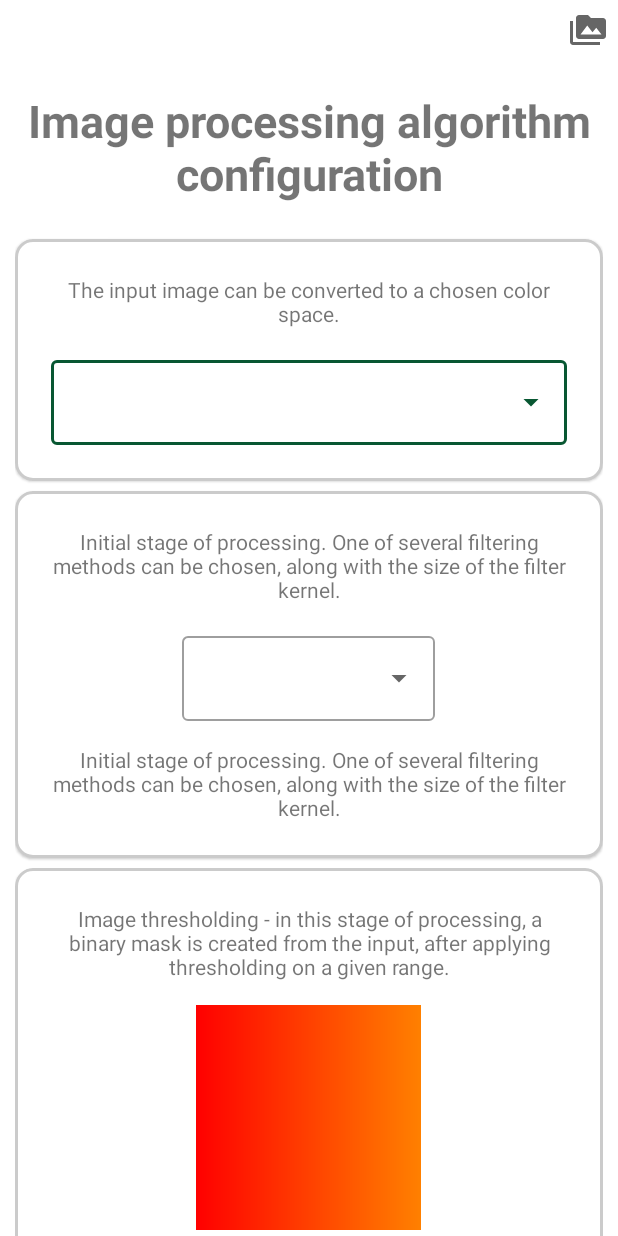
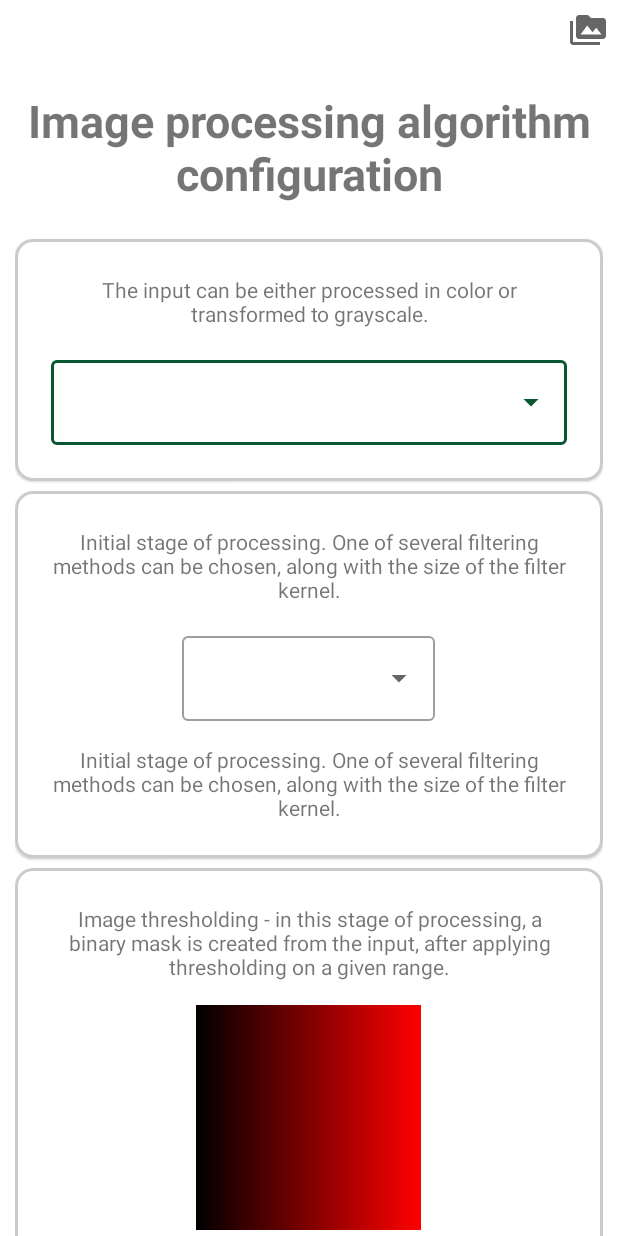
Before and after one commit to kamieniarzk/image-processor, an Android app: the screen it shows after launch (MainActivity), on a phone screen of 412 x 824 dp. Run offline under Robolectric (Android 15) with nearby library versions, the phone set to English and light mode, and no system bars.

Commit message:
color space rework

```diff
--- a/app/build.gradle
+++ b/app/build.gradle
@@ -37,7 +37,7 @@ dependencies {
     implementation 'androidx.appcompat:appcompat:1.3.0'
     implementation 'com.google.android.material:material:1.3.0'
     implementation 'androidx.constraintlayout:constraintlayout:2.0.4'
-    implementation project(path: ':openCVLibrary343')
+    implementation project(path: ':openCVLibrary3414')
     implementation 'androidx.recyclerview:recyclerview:1.2.1'
     implementation 'androidx.cardview:cardview:1.0.0'
     compileOnly "org.projectlombok:lombok:1.18.20"
--- a/app/src/main/AndroidManifest.xml
+++ b/app/src/main/AndroidManifest.xml
@@ -28,7 +28,8 @@
         android:theme="@style/AppTheme">
         <activity android:name=".PlayerActivity"></activity>
         <activity android:name=".GalleryActivity" />
-        <activity android:name=".CamActivity"/>
+        <activity android:name=".CamActivity"
+            android:screenOrientation="landscape"/>
         <activity
             android:name=".CameraActivity"
             android:configChanges="orientation|screenSize" />
--- a/app/src/main/java/com/example/rt_image_processing/MainActivity.java
+++ b/app/src/main/java/com/example/rt_image_processing/MainActivity.java
@@ -1,16 +1,12 @@
 package com.example.rt_image_processing;
 
 
-
 import android.content.Intent;
-
 import android.graphics.Color;
 import android.graphics.drawable.GradientDrawable;
 import android.os.Bundle;
-
 import android.text.InputType;
 import android.view.View;
-import android.widget.AdapterView;
 import android.widget.ArrayAdapter;
 import android.widget.AutoCompleteTextView;
 import android.widget.Button;
@@ -25,10 +21,7 @@ import com.example.rt_image_processing.model.ColorSpace;
 import com.example.rt_image_processing.model.FilterMode;
 import com.google.android.material.slider.Slider;
 
-
 import java.util.List;
-
-import lombok.Getter;
 
 public class MainActivity extends AppCompatActivity {
     private static final List<Integer> KERNEL_SIZES = List.of(3, 5, 7, 9);
@@ -41,7 +34,7 @@ public class MainActivity extends AppCompatActivity {
     private FilterMode mFilterMode;
     private Slider mHueSlider;
     private Slider mRadiusSlider;
-    private int mHueValue;
+    private int mThresholdValue;
     private View mHueGradientView;
     private GradientDrawable mGradientDrawable;
     private int mThresholdingRadius;
@@ -55,8 +48,17 @@ public class MainActivity extends AppCompatActivity {
         super.onCreate(savedInstanceState);
         setContentView(R.layout.activity_main);
 
+        initializeLayout();
+    }
+
+    private void initializeLayout() {
         initializeButtons();
-        initializeFilterMode();
+        initializeFilterModeCardView();
+        initializeKernelSizeSpinner();
+        initializeColorSpaceSpinner();
+        initializeGradientView();
+        initializeThresholdSlider();
+        initializeRadiusSlider();
     }
 
     private void initializeButtons() {
@@ -65,78 +67,6 @@ public class MainActivity extends AppCompatActivity {
 
         Button cameraButton = findViewById(R.id.cameraButton);
         cameraButton.setOnClickListener(view -> openCamera());
-    }
-
-    private void initializeFilterMode() {
-        mFilterSizeSelectorLayout = findViewById(R.id.sizeSelectorLayout);
-        mFilterSizeSelectorLayout.setVisibility(View.GONE);
-        mFilterDescriptionTextView = findViewById(R.id.filterDescriptionText);
-
-        AutoCompleteTextView filterModeSpinner = findViewById(R.id.filterModeSpinner);
-        final FilterMode[] filterModes = FilterMode.values();
-        ArrayAdapter<FilterMode> modeAdapter = new ArrayAdapter<>(this, R.layout.list_item, filterModes);
-        filterModeSpinner.setAdapter(modeAdapter);
-        filterModeSpinner.setOnItemClickListener(new AdapterView.OnItemClickListener() {
-             @Override
-             public void onItemClick(AdapterView<?> adapterView, View view, int i, long l) {
-                 mFilterMode = filterModes[i];
-                 if (mFilterMode == FilterMode.NONE) {
-                     mFilterDescriptionTextView.setVisibility(View.GONE);
-                     mFilterSizeSelectorLayout.setVisibility(View.GONE);
-                 } else {
-                     mFilterDescriptionTextView.setText(KERNEL_TYPES[i-1]);
-                     mFilterDescriptionTextView.setVisibility(View.VISIBLE);
-                     mFilterSizeSelectorLayout.setVisibility(View.VISIBLE);
-                 }
-             }
-         });
-
-        AutoCompleteTextView kernelSizeSpinner = findViewById(R.id.kernelSizeSpinner);
-
-        ArrayAdapter<Integer> sizeAdapter = new ArrayAdapter<>(this, R.layout.list_item, KERNEL_SIZES);
-        kernelSizeSpinner.setAdapter(sizeAdapter);
-        kernelSizeSpinner.setOnItemClickListener(new AdapterView.OnItemClickListener() {
-            @Override
-            public void onItemClick(AdapterView<?> adapterView, View view, int i, long l) {
-                mKernelSize = KERNEL_SIZES.get(i);
-            }
-        });
-
-        AutoCompleteTextView colorSpaceSpinner = findViewById(R.id.colorSpaceSpinner);
-        colorSpaceSpinner.setInputType(InputType.TYPE_NULL);
-
-        ColorSpace[] colorSpaces = ColorSpace.values();
-
-        ArrayAdapter<ColorSpace> colorSpaceAdapter = new ArrayAdapter<>(this, R.layout.list_item, colorSpaces);
-        colorSpaceSpinner.setAdapter(colorSpaceAdapter);
-        colorSpaceSpinner.setOnItemClickListener(new AdapterView.OnItemClickListener() {
-            @Override
-            public void onItemClick(AdapterView<?> adapterView, View view, int i, long l) {
-                mColorSpace = colorSpaces[i];
-                Toast.makeText(MainActivity.this, "colorSpace = " + mColorSpace.name(), Toast.LENGTH_SHORT).show();
-            }
-        });
-
-        mGradientDrawable = new GradientDrawable(
-                GradientDrawable.Orientation.LEFT_RIGHT,
-                new int[] {convertScalarHsv2Rgba(-15), convertScalarHsv2Rgba(15)});
-
-        mHueGradientView = findViewById(R.id.hueGradientView);
-        mHueGradientView.setBackground(mGradientDrawable);
-
-        mHueSlider = findViewById(R.id.hueSlider);
-        mHueSlider.addOnChangeListener((slider, value, fromUser) -> {
-            mHueValue = (int) value;
-            mGradientDrawable.setColors(new int[] {convertScalarHsv2Rgba(mHueValue - mThresholdingRadius),
-                                                   convertScalarHsv2Rgba(mHueValue + mThresholdingRadius)});
-        });
-
-        mRadiusSlider = findViewById(R.id.thresholdRadius);
-        mRadiusSlider.addOnChangeListener((slider, value, fromUser) -> {
-            mThresholdingRadius = (int) value;
-            mGradientDrawable.setColors(new int[] {convertScalarHsv2Rgba(mHueValue - mThresholdingRadius),
-                    convertScalarHsv2Rgba(mHueValue + mThresholdingRadius)});
-        });
     }
 
     private void openCamera() {
@@ -148,7 +78,7 @@ public class MainActivity extends AppCompatActivity {
         intent.putExtra("kernelSize", mKernelSize);
         intent.putExtra("filterMode", mFilterMode.getValue());
         intent.putExtra("colorSpace", mColorSpace.getValue());
-        intent.putExtra("hueValue", mHueValue);
+        intent.putExtra("hueValue", mThresholdValue);
         intent.putExtra("hueRadius", mThresholdingRadius);
         startActivity(intent);
         Toast.makeText(MainActivity.this, "put filterMode as " + mFilterMode.getValue(), Toast.LENGTH_LONG);
@@ -159,7 +89,84 @@ public class MainActivity extends AppCompatActivity {
         startActivity(intent);
     }
 
-    private int convertScalarHsv2Rgba(float mHueValue) {
+    private void initializeFilterModeCardView() {
+        mFilterSizeSelectorLayout = findViewById(R.id.sizeSelectorLayout);
+        mFilterSizeSelectorLayout.setVisibility(View.GONE);
+        mFilterDescriptionTextView = findViewById(R.id.filterDescriptionText);
+
+        AutoCompleteTextView filterModeSpinner = findViewById(R.id.filterModeSpinner);
+        final FilterMode[] filterModes = FilterMode.values();
+        ArrayAdapter<FilterMode> modeAdapter = new ArrayAdapter<>(this, R.layout.list_item, filterModes);
+        filterModeSpinner.setAdapter(modeAdapter);
+        filterModeSpinner.setOnItemClickListener((adapterView, view, i, l) -> {
+            mFilterMode = filterModes[i];
+            if (mFilterMode == FilterMode.NONE) {
+                mFilterDescriptionTextView.setVisibility(View.GONE);
+                mFilterSizeSelectorLayout.setVisibility(View.GONE);
+            } else {
+                mFilterDescriptionTextView.setText(KERNEL_TYPES[i-1]);
+                mFilterDescriptionTextView.setVisibility(View.VISIBLE);
+                mFilterSizeSelectorLayout.setVisibility(View.VISIBLE);
+            }
+        });
+    }
+
+    private void initializeKernelSizeSpinner() {
+        AutoCompleteTextView kernelSizeSpinner = findViewById(R.id.kernelSizeSpinner);
+
+        ArrayAdapter<Integer> sizeAdapter = new ArrayAdapter<>(this, R.layout.list_item, KERNEL_SIZES);
+        kernelSizeSpinner.setAdapter(sizeAdapter);
+        kernelSizeSpinner.setOnItemClickListener((adapterView, view, i, l) -> mKernelSize = KERNEL_SIZES.get(i));
+    }
+
+    private void initializeColorSpaceSpinner() {
+        AutoCompleteTextView colorSpaceSpinner = findViewById(R.id.colorSpaceSpinner);
+        colorSpaceSpinner.setInputType(InputType.TYPE_NULL);
+
+        ColorSpace[] colorSpaces = ColorSpace.values();
+
+        ArrayAdapter<ColorSpace> colorSpaceAdapter = new ArrayAdapter<>(this, R.layout.list_item, colorSpaces);
+        colorSpaceSpinner.setAdapter(colorSpaceAdapter);
+        colorSpaceSpinner.setOnItemClickListener((adapterView, view, i, l) -> {
+            mColorSpace = colorSpaces[i];
+            Toast.makeText(MainActivity.this, "colorSpace = " + mColorSpace.name(), Toast.LENGTH_SHORT).show();
+        });
+    }
+
+    private void initializeGradientView() {
+        mGradientDrawable = new GradientDrawable(
+                GradientDrawable.Orientation.LEFT_RIGHT,
+                new int[] {normalizeColor(0), convertColorSpace(255)});
+
+        mHueGradientView = findViewById(R.id.hueGradientView);
+        mHueGradientView.setBackground(mGradientDrawable);
+    }
+
+    private void initializeThresholdSlider() {
+        mHueSlider = findViewById(R.id.thresholdSlider);
+        mHueSlider.addOnChangeListener((slider, value, fromUser) -> {
+            mThresholdValue = (int) value;
+            setGradientColor(value);
+        });
+
+        mHueSlider.setValueFrom(0);
+
+        if (mColorSpace == ColorSpace.COLOR) {
+            mHueSlider.setValueTo(255);
+        } else {
+            mHueSlider.setValueTo(179);
+        }
+    }
+
+    private void initializeRadiusSlider() {
+        mRadiusSlider = findViewById(R.id.radiusSlider);
+        mRadiusSlider.addOnChangeListener((slider, value, fromUser) -> {
+            mThresholdingRadius = (int) value;
+            setGradientColor(value);
+        });
+    }
+
+    private int convertColorSpace(float mHueValue) {
         if (mHueValue < 0) {
             mHueValue = 180 - mHueValue;
         } else if (mHueValue >= 180) {
@@ -168,4 +175,27 @@ public class MainActivity extends AppCompatActivity {
         float[] hsv = new float[] {mHueValue * 2, 100, 100};
         return Color.HSVToColor(hsv);
     }
+
+    private void setGradientColor(float value) {
+        mGradientDrawable.setColors(new int[] {normalizeColor(value - mThresholdingRadius), normalizeColor(value + mThresholdingRadius)});
+    }
+
+    private int normalizeColor(float value) {
+        if (mColorSpace == ColorSpace.COLOR) {
+            if (value < 0) {
+                value = 180 - value;
+            } else if (value > 179) {
+                value = 180 - value;
+            }
+            float[] hsv = new float[] {value * 2, 100, 100};
+            return Color.HSVToColor(hsv);
+        } else {
+            if (value < 0) {
+                value = 0;
+            } else if (value > 255) {
+                value =  255;
+            }
+            return Color.rgb((int) value, (int) value, (int) value);
+        }
+    }
 }
--- a/app/src/main/java/com/example/rt_image_processing/model/ColorSpace.java
+++ b/app/src/main/java/com/example/rt_image_processing/model/ColorSpace.java
@@ -4,7 +4,7 @@ package com.example.rt_image_processing.model;
 import lombok.Getter;
 
 public enum ColorSpace {
-    GRAY(0), RGB(1), HSV(2);
+    GRAY(0), COLOR(1);
 
     @Getter
     private final int value;
--- a/app/src/main/res/layout/threshold_cardview.xml
+++ b/app/src/main/res/layout/threshold_cardview.xml
@@ -46,10 +46,9 @@
                 android:layout_height="150dp"/>
 
             <com.google.android.material.slider.Slider
-                android:id="@+id/hueSlider"
+                android:id="@+id/thresholdSlider"
+                app:tickVisible="false"
                 android:stepSize="1"
-                android:valueFrom="0.0"
-                android:valueTo="179.0"
                 android:layout_height="wrap_content"
                 android:layout_width="match_parent"/>
         </LinearLayout>
@@ -71,7 +70,8 @@
                 />
 
             <com.google.android.material.slider.Slider
-                android:id="@+id/thresholdRadius"
+                android:id="@+id/radiusSlider"
+                app:tickVisible="false"
                 android:stepSize="1"
                 android:valueFrom="1.0"
                 android:valueTo="60.0"
--- a/app/src/main/res/values/strings.xml
+++ b/app/src/main/res/values/strings.xml
@@ -18,7 +18,7 @@
     <string name="gaussian">This is done by convolving image with a Gaussian filter. The standard deviation of the kernel is 0 in both axes.</string>
     <string name="median">In this case, the function takes median of all the pixels under kernel area and central element is replaced with this median value.</string>
     <string name="thresholding">Image thresholding - in this stage of processing, a binary mask is created from the input, after applying thresholding on a given range.</string>
-    <string name="color_space_hint">The input image can be converted to a chosen color space.</string>
+    <string name="color_space_hint">The input can be either processed in color or transformed to grayscale.</string>
     <string name="color_space_label">Color space</string>
     <string name="pick_size">Specify kernel size</string>
     <string name="threshold_radius">Specify the radius of hue values to look for</string>
--- a/settings.gradle
+++ b/settings.gradle
@@ -1,3 +1,3 @@
 include ':app'
 rootProject.name = "opencv101"
-include ':openCVLibrary343'
+include ':openCVLibrary3414'
```
Also changed, not shown: app/src/main/java/com/example/rt_image_processing/CamActivity.java (+11 -17 lines).
